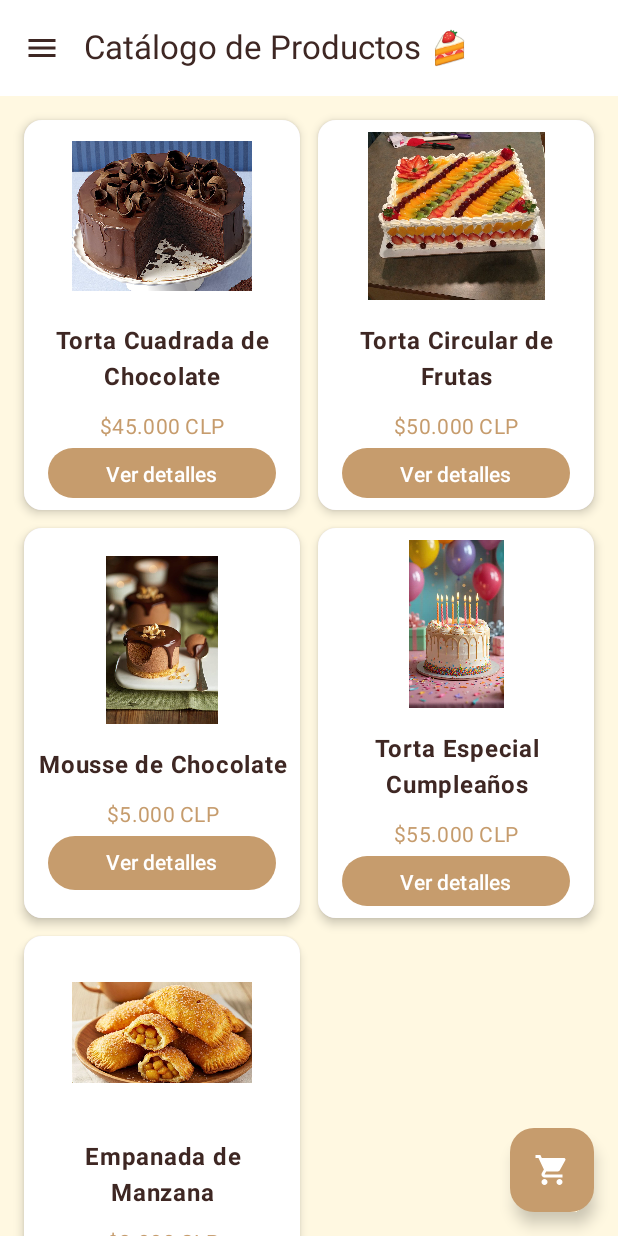
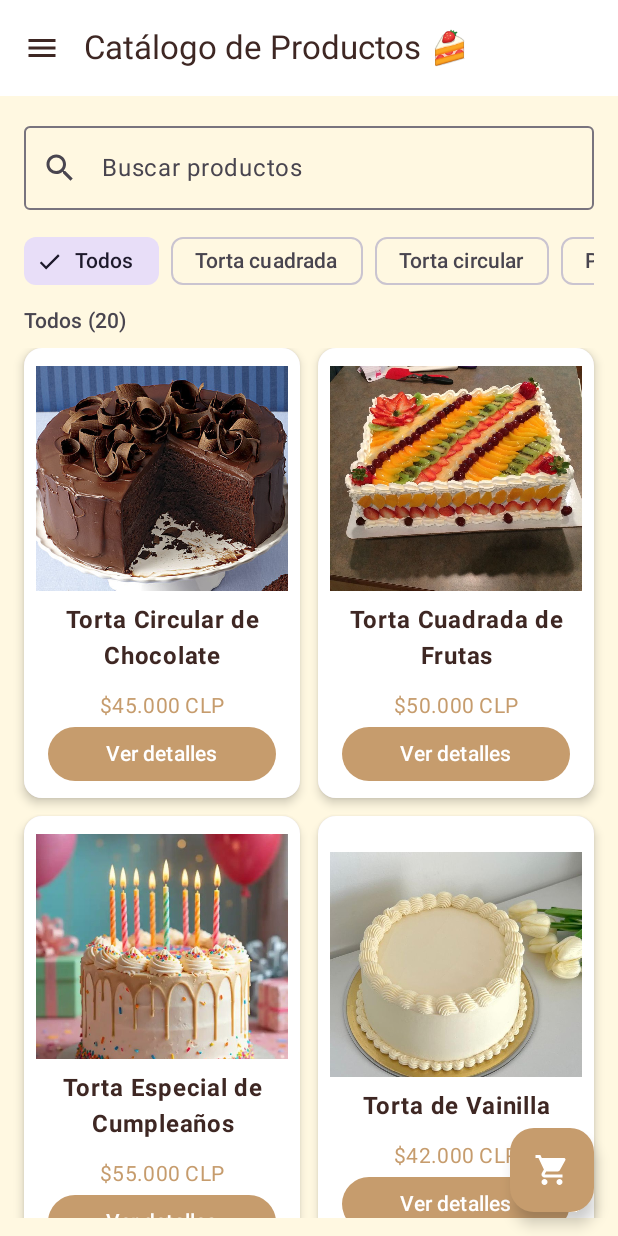
Before and after one commit to Felipe-aprendiendo/Mobile_Mr_Pastel, an Android app built with Jetpack Compose: the screen it shows after launch (MainActivity), after a tap on "Ver Catálogo", on a phone screen of 412 x 824 dp. Run offline under Robolectric (Android 15) with nearby library versions, the phone set to English and light mode, and no system bars; libraries missing offline, so code that uses them is left out: org.mindrot.jbcrypt.

Commit message:
Agregando productos y barra de busqueda

```diff
--- a/app/src/main/java/com/grupo3/misterpastel/repository/ProductoRepository.kt
+++ b/app/src/main/java/com/grupo3/misterpastel/repository/ProductoRepository.kt
@@ -14,47 +14,175 @@ object ProductoRepository {
 
     // Catálogo inicial (puedes moverlo a JSON local más adelante)
     private val initialCatalog = listOf(
+        // === TORTAS CLÁSICAS ===
         Producto(
             id = 1,
-            nombre = "Torta Cuadrada de Chocolate",
+            nombre = "Torta Circular de Chocolate",
             precio = "$45.000 CLP",
             imagen = R.drawable.torta_chocolate,
-            categoria = Categoria.TORTA_CUADRADA,
+            categoria = Categoria.TORTA_CIRCULAR,
             descripcion = "Bizcocho húmedo de cacao con ganache y cobertura de chocolate amargo."
         ),
         Producto(
             id = 2,
-            nombre = "Torta Circular de Frutas",
+            nombre = "Torta Cuadrada de Frutas",
             precio = "$50.000 CLP",
             imagen = R.drawable.torta_frutas,
-            categoria = Categoria.TORTA_CIRCULAR,
+            categoria = Categoria.TORTA_CUADRADA,
             descripcion = "Esponjosa con crema pastelera y frutas frescas de temporada."
         ),
         Producto(
             id = 3,
+            nombre = "Torta Especial de Cumpleaños",
+            precio = "$55.000 CLP",
+            imagen = R.drawable.torta_cumple,
+            categoria = Categoria.TORTA_ESPECIAL,
+            descripcion = "Diseño personalizado con crema o fondant. Sabor vainilla o chocolate."
+        ),
+        Producto(
+            id = 4,
+            nombre = "Torta de Vainilla",
+            precio = "$42.000 CLP",
+            imagen = R.drawable.torta_de_vainilla,
+            categoria = Categoria.TORTA_CIRCULAR,
+            descripcion = "Clásica torta de vainilla con relleno de crema chantilly y duraznos."
+        ),
+        Producto(
+            id = 5,
+            nombre = "Torta Manjar y Nuez",
+            precio = "$48.000 CLP",
+            imagen = R.drawable.torta_manjar_nuez,
+            categoria = Categoria.TORTA_CUADRADA,
+            descripcion = "Bizcocho suave relleno con manjar casero y trozos de nuez tostada."
+        ),
+        Producto(
+            id = 6,
+            nombre = "Torta de Naranja",
+            precio = "$43.000 CLP",
+            imagen = R.drawable.torta_naranja,
+            categoria = Categoria.TORTA_CIRCULAR,
+            descripcion = "Húmeda y aromática con crema de naranja natural."
+        ),
+
+        // === POSTRES INDIVIDUALES ===
+        Producto(
+            id = 7,
             nombre = "Mousse de Chocolate",
             precio = "$5.000 CLP",
             imagen = R.drawable.mousse_chocolate,
             categoria = Categoria.POSTRE_INDIVIDUAL,
-            descripcion = "Textura ligera con cacao premium, decorado con virutas de chocolate."
+            descripcion = "Textura ligera de cacao premium decorada con virutas de chocolate."
         ),
         Producto(
-            id = 4,
-            nombre = "Torta Especial Cumpleaños",
-            precio = "$55.000 CLP",
-            imagen = R.drawable.torta_cumple,
-            categoria = Categoria.TORTA_ESPECIAL,
-            descripcion = "Diseño personalizado con crema/fondant. Sabor vainilla o chocolate."
+            id = 8,
+            nombre = "Cheesecake de Frutilla",
+            precio = "$5.500 CLP",
+            imagen = R.drawable.chee_frutilla,
+            categoria = Categoria.POSTRE_INDIVIDUAL,
+            descripcion = "Base crocante con suave mezcla de queso crema y salsa de frutilla natural."
         ),
         Producto(
-            id = 5,
+            id = 9,
+            nombre = "Pie de Limón",
+            precio = "$4.800 CLP",
+            imagen = R.drawable.pie_limon,
+            categoria = Categoria.POSTRE_INDIVIDUAL,
+            descripcion = "Suave crema de limón sobre masa crujiente, cubierta de merengue italiano."
+        ),
+        Producto(
+            id = 10,
+            nombre = "Tiramisú Tradicional",
+            precio = "$6.000 CLP",
+            imagen = R.drawable.tiramisu,
+            categoria = Categoria.POSTRE_INDIVIDUAL,
+            descripcion = "Clásico italiano con mascarpone, bizcochos de café y cacao en polvo."
+        ),
+        Producto(
+            id = 11,
             nombre = "Empanada de Manzana",
             precio = "$3.000 CLP",
             imagen = R.drawable.empanada_manzana,
             categoria = Categoria.PASTELERIA_TRADICIONAL,
-            descripcion = "Masa crujiente con compota de manzana y canela."
+            descripcion = "Masa crujiente rellena de compota de manzana con canela."
+        ),
+        Producto(
+            id = 12,
+            nombre = "Galletas de Avena",
+            precio = "$2.000 CLP",
+            imagen = R.drawable.galletas_avena,
+            categoria = Categoria.PASTELERIA_TRADICIONAL,
+            descripcion = "Crujientes galletas caseras con avena natural y toque de miel."
+        ),
+
+        // === ESPECIALES SIN AZÚCAR / SIN GLUTEN / VEGANOS ===
+        Producto(
+            id = 13,
+            nombre = "Brownie Sin Gluten",
+            precio = "$3.800 CLP",
+            imagen = R.drawable.brownie_sin_gluten,
+            categoria = Categoria.PRODUCTO_SIN_AZUCAR,
+            descripcion = "Delicioso brownie sin harina de trigo ni azúcar refinada."
+        ),
+        Producto(
+            id = 14,
+            nombre = "Pan Sin Gluten",
+            precio = "$2.500 CLP",
+            imagen = R.drawable.pan_sin_gluten,
+            categoria = Categoria.PRODUCTO_SIN_GLUTEN,
+            descripcion = "Pan artesanal sin gluten, ideal para acompañar desayunos y meriendas."
+        ),
+        Producto(
+            id = 15,
+            nombre = "Torta Vegana de Chocolate",
+            precio = "$46.000 CLP",
+            imagen = R.drawable.chocolate_vegano,
+            categoria = Categoria.PRODUCTO_VEGANO,
+            descripcion = "Preparada con cacao puro, aceite vegetal y sin ingredientes de origen animal."
+        ),
+        Producto(
+            id = 16,
+            nombre = "Torta Vegana de Frutas",
+            precio = "$48.000 CLP",
+            imagen = R.drawable.torta_vegana,
+            categoria = Categoria.PRODUCTO_VEGANO,
+            descripcion = "Esponjosa y natural, endulzada con frutas y sin lácteos."
+        ),
+
+        // === TORTAS PERSONALIZADAS / EMPRESARIALES ===
+        Producto(
+            id = 17,
+            nombre = "Pastel de Boda",
+            precio = "$75.000 CLP",
+            imagen = R.drawable.pastel_boda,
+            categoria = Categoria.TORTA_ESPECIAL,
+            descripcion = "Diseño elegante con fondant blanco y detalles florales comestibles."
+        ),
+        Producto(
+            id = 18,
+            nombre = "Pastel de Cumpleaños",
+            precio = "$60.000 CLP",
+            imagen = R.drawable.pastel_cumpleanos,
+            categoria = Categoria.TORTA_ESPECIAL,
+            descripcion = "Personalizable con mensaje, color y relleno al gusto."
+        ),
+        Producto(
+            id = 19,
+            nombre = "Pastel Empresarial",
+            precio = "$70.000 CLP",
+            imagen = R.drawable.pastel_empresa,
+            categoria = Categoria.TORTA_ESPECIAL,
+            descripcion = "Decorado con el logo de la empresa y colores institucionales."
+        ),
+        Producto(
+            id = 20,
+            nombre = "Tarta Santiago",
+            precio = "$4.500 CLP",
+            imagen = R.drawable.tarta_santiago,
+            categoria = Categoria.POSTRE_INDIVIDUAL,
+            descripcion = "Tradicional tarta gallega de almendras, sin gluten y sin lácteos."
         )
     )
+
 
     private val _productos = MutableStateFlow(initialCatalog)
     val productos: StateFlow<List<Producto>> = _productos
--- a/app/src/main/java/com/grupo3/misterpastel/ui/components/ProductoCard.kt
+++ b/app/src/main/java/com/grupo3/misterpastel/ui/components/ProductoCard.kt
@@ -26,7 +26,7 @@ fun ProductoCard(
     Card(
         modifier = Modifier
             .fillMaxWidth()
-            .height(260.dp),
+            .height(300.dp),
         shape = MaterialTheme.shapes.medium,
         elevation = CardDefaults.cardElevation(defaultElevation = 4.dp)
     ) {
@@ -42,8 +42,9 @@ fun ProductoCard(
                 painter = painterResource(id = producto.imagen),
                 contentDescription = producto.nombre,
                 modifier = Modifier
-                    .size(120.dp)
-                    .padding(bottom = 8.dp)
+                    .fillMaxWidth()
+                    .height(150.dp), // Altura fija para la imagen
+                contentScale = ContentScale.Crop // Recorta para llenar
             )
 
             // Texto del nombre centrado horizontalmente
--- a/app/src/main/java/com/grupo3/misterpastel/ui/screens/HomeSesionIniciada.kt
+++ b/app/src/main/java/com/grupo3/misterpastel/ui/screens/HomeSesionIniciada.kt
@@ -3,12 +3,16 @@ package com.grupo3.misterpastel.ui.screens
 import androidx.compose.foundation.Image
 import androidx.compose.foundation.background
 import androidx.compose.foundation.clickable
+import androidx.compose.foundation.horizontalScroll
 import androidx.compose.foundation.layout.*
 import androidx.compose.foundation.lazy.grid.GridCells
 import androidx.compose.foundation.lazy.grid.LazyVerticalGrid
 import androidx.compose.foundation.lazy.grid.items
+import androidx.compose.foundation.rememberScrollState
 import androidx.compose.material.icons.Icons
+import androidx.compose.material.icons.filled.Check
 import androidx.compose.material.icons.filled.Menu
+import androidx.compose.material.icons.filled.Search
 import androidx.compose.material.icons.filled.ShoppingCart
 import androidx.compose.material3.*
 import androidx.compose.runtime.*
@@ -16,15 +20,17 @@ import androidx.compose.ui.Alignment
 import androidx.compose.ui.Modifier
 import androidx.compose.ui.res.painterResource
 import androidx.compose.ui.text.font.FontWeight
+import androidx.compose.ui.text.style.TextOverflow
 import androidx.compose.ui.unit.dp
 import androidx.compose.ui.unit.sp
 import androidx.lifecycle.viewmodel.compose.viewModel
 import androidx.navigation.NavController
 import com.grupo3.misterpastel.R
+import com.grupo3.misterpastel.model.Categoria
 import com.grupo3.misterpastel.model.Producto
+import com.grupo3.misterpastel.ui.components.ProductoCard
 import com.grupo3.misterpastel.viewmodel.CatalogoViewModel
 import com.grupo3.misterpastel.viewmodel.SessionViewModel
-import com.grupo3.misterpastel.ui.components.ProductoCard
 import kotlinx.coroutines.launch
 
 @OptIn(ExperimentalMaterial3Api::class)
@@ -41,7 +47,24 @@ fun HomeSesionIniciada(
     val nombreUsuario = usuarioActual?.nombre ?: "Cliente"
     val isGuest = usuarioActual == null
 
+    // Productos fuente
     val productos by catalogoViewModel.productos.collectAsState()
+
+    // Estado de UI: buscador + categoría seleccionada
+    var query by remember { mutableStateOf("") }
+    var categoriaSel: Categoria? by remember { mutableStateOf(null) } // null = Todos
+
+    // Filtrado combinado
+    val productosFiltrados = remember(query, categoriaSel, productos) {
+        productos.filter { p ->
+            val okCategoria = categoriaSel?.let { p.categoria == it } ?: true
+            val okTexto = query.isBlank() ||
+                    p.nombre.contains(query, ignoreCase = true) ||
+                    p.descripcion.contains(query, ignoreCase = true)
+            okCategoria && okTexto
+        }
+    }
+
     var showLoginDialog by remember { mutableStateOf(false) }
 
     if (showLoginDialog) {
@@ -82,62 +105,101 @@ fun HomeSesionIniciada(
             floatingActionButton = {
                 FloatingActionButton(
                     onClick = {
-                        if (isGuest) {
-                            showLoginDialog = true
-                        } else {
-                            navController.navigate("carrito")
-                        }
+                        if (isGuest) showLoginDialog = true
+                        else navController.navigate("carrito")
                     },
                     containerColor = MaterialTheme.colorScheme.primary,
                     contentColor = MaterialTheme.colorScheme.onPrimary
                 ) {
-                    Icon(Icons.Default.ShoppingCart, contentDescription = "Ir al carrito")
+                    Icon(Icons.Filled.ShoppingCart, contentDescription = "Ir al carrito")
                 }
             },
             topBar = {
                 TopAppBar(
-                    title = { Text(if (isGuest) "Catálogo de Productos 🍰" else "Bienvenido, $nombreUsuario 🍰") },
+                    title = {
+                        Text(
+                            if (isGuest) "Catálogo de Productos 🍰" else "Bienvenido, $nombreUsuario 🍰",
+                            maxLines = 1,
+                            overflow = TextOverflow.Ellipsis
+                        )
+                    },
                     navigationIcon = {
                         IconButton(onClick = { scope.launch { drawerState.open() } }) {
-                            Icon(Icons.Default.Menu, contentDescription = "Menú")
+                            Icon(Icons.Filled.Menu, contentDescription = "Menú")
                         }
                     }
                 )
             }
         ) { paddingValues ->
-            Box(
+            Column(
                 modifier = Modifier
                     .fillMaxSize()
                     .background(MaterialTheme.colorScheme.background)
                     .padding(paddingValues)
+                    .padding(horizontal = 16.dp, vertical = 12.dp)
             ) {
-                if (productos.isEmpty()) {
-                    CircularProgressIndicator(modifier = Modifier.align(Alignment.Center))
+
+                // Buscar
+                OutlinedTextField(
+                    value = query,
+                    onValueChange = { query = it },
+                    label = { Text("Buscar productos") },
+                    leadingIcon = { Icon(Icons.Filled.Search, contentDescription = null) },
+                    singleLine = true,
+                    modifier = Modifier.fillMaxWidth()
+                )
+
+                Spacer(Modifier.height(10.dp))
+
+                // Chips de categorías (incluye "Todos")
+                CategoriaChipsRow(
+                    categoriaSeleccionada = categoriaSel,
+                    onSelect = { categoriaSel = it }
+                )
+
+                Spacer(Modifier.height(6.dp))
+
+                Text(
+                    text = if (categoriaSel == null) "Todos (${productosFiltrados.size})"
+                    else "${categoriaSel!!.titulo()} (${productosFiltrados.size})",
+                    style = MaterialTheme.typography.labelLarge,
+                    color = MaterialTheme.colorScheme.onSurfaceVariant
+                )
+
+                Spacer(Modifier.height(8.dp))
+
+                // Grid de productos
+                if (productosFiltrados.isEmpty()) {
+                    Box(
+                        modifier = Modifier.fillMaxSize(),
+                        contentAlignment = Alignment.Center
+                    ) { Text("No hay productos que coincidan con tu búsqueda.") }
                 } else {
                     LazyVerticalGrid(
                         columns = GridCells.Adaptive(minSize = 180.dp),
-                        contentPadding = PaddingValues(16.dp),
+                        contentPadding = PaddingValues(bottom = 24.dp),
                         verticalArrangement = Arrangement.spacedBy(12.dp),
                         horizontalArrangement = Arrangement.spacedBy(12.dp),
                         modifier = Modifier.fillMaxSize()
                     ) {
                         items(
-                            items = productos,
-                            key = { it.id } // clave estable para mejor performance
+                            items = productosFiltrados,
+                            key = { it.id }
                         ) { producto ->
                             ProductoCard(
                                 producto = producto,
                                 onVerDetalles = { p -> navController.navigate("detalle/${p.id}") },
-                                modifier = Modifier.padding(8.dp)
+                                modifier = Modifier.padding(4.dp)
                             )
                         }
                     }
-
                 }
             }
         }
     }
 }
+
+/* ================= Drawer ================= */
 
 @Composable
 fun DrawerContent(
@@ -209,3 +271,43 @@ fun DrawerHeader(nombreUsuario: String, isGuest: Boolean) {
         )
     }
 }
+
+/* =============== UI helpers =============== */
+
+@Composable
+private fun CategoriaChipsRow(
+    categoriaSeleccionada: Categoria?,
+    onSelect: (Categoria?) -> Unit
+) {
+    val categorias = listOf<Categoria?>(null) + Categoria.values().toList()
+    Row(
+        modifier = Modifier
+            .fillMaxWidth()
+            .horizontalScroll(rememberScrollState()),
+        horizontalArrangement = Arrangement.spacedBy(8.dp)
+    ) {
+        categorias.forEach { cat ->
+            val selected = categoriaSeleccionada == cat
+            FilterChip(
+                selected = selected,
+                onClick = { onSelect(cat) },
+                label = { Text(if (cat == null) "Todos" else cat.titulo()) },
+                leadingIcon = if (selected) {
+                    { Icon(Icons.Filled.Check, contentDescription = null, modifier = Modifier.size(18.dp)) }
+                } else null
+            )
+        }
+    }
+}
+
+/** Si no lo tienes, puedes poner esta extensión junto a tu enum Categoria. */
+private fun Categoria.titulo(): String = when (this) {
+    Categoria.TORTA_CUADRADA -> "Torta cuadrada"
+    Categoria.TORTA_CIRCULAR -> "Torta circular"
+    Categoria.TORTA_ESPECIAL -> "Torta especial"
+    Categoria.POSTRE_INDIVIDUAL -> "Postre individual"
+    Categoria.PASTELERIA_TRADICIONAL -> "Pastelería tradicional"
+    Categoria.PRODUCTO_SIN_AZUCAR -> "Sin azúcar"
+    Categoria.PRODUCTO_SIN_GLUTEN -> "Sin gluten"
+    Categoria.PRODUCTO_VEGANO -> "Vegano"
+}
```
